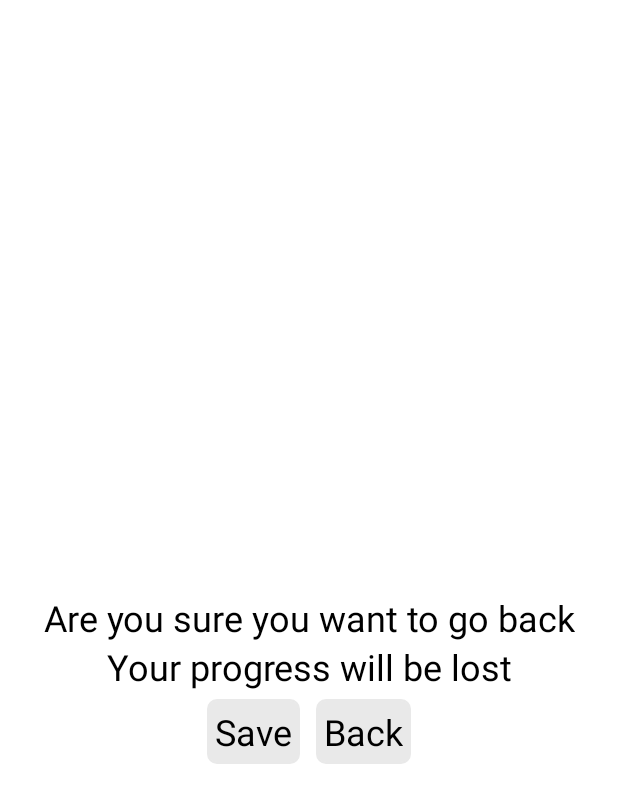
After one commit to shivamsgithub/Make-Notes-App, an Android app: the layout back_save_dialog.xml on its own in the app's theme, with its tools: preview values and no code run, on a phone screen of 412 x 824 dp. The commit adds this screen. Shown: the top 803 px of the screen. Run offline under Robolectric (Android 15) with nearby library versions, the phone set to English and light mode, and no system bars.

Commit message:
Worked on deleting notes, save or discard, screen flow

```diff
--- /dev/null
+++ b/app/src/main/res/layout/back_save_dialog.xml
@@ -0,0 +1,68 @@
+<?xml version="1.0" encoding="utf-8"?>
+<RelativeLayout
+    xmlns:android="http://schemas.android.com/apk/res/android"
+    android:layout_width="match_parent"
+    android:layout_height="match_parent"
+    android:paddingHorizontal="20dp"
+    android:paddingVertical="30dp">
+
+    <TextView
+        android:id="@+id/delete_sure"
+        android:layout_width="wrap_content"
+        android:layout_height="wrap_content"
+        android:layout_centerInParent="true"
+        android:layout_centerHorizontal="true"
+        android:gravity="center"
+        android:text="Are you sure you want to go back"
+        android:textColor="@color/black"
+        android:textSize="24sp" />
+
+    <TextView
+        android:id="@+id/delete_sure_msg"
+        android:layout_width="wrap_content"
+        android:layout_height="wrap_content"
+        android:layout_below="@id/delete_sure"
+        android:gravity="center"
+        android:layout_centerHorizontal="true"
+        android:text="Your progress will be lost"
+        android:textColor="@color/black"
+        android:textSize="24sp" />
+
+    <LinearLayout
+        android:layout_width="match_parent"
+        android:layout_height="wrap_content"
+        android:layout_centerHorizontal="true"
+        android:layout_below="@id/delete_sure_msg"
+        android:orientation="horizontal"
+        android:gravity="center_horizontal">
+
+        <TextView
+            android:id="@+id/tv_save"
+            android:layout_width="wrap_content"
+            android:layout_height="wrap_content"
+            android:layout_marginStart="5dp"
+            android:layout_marginTop="5dp"
+            android:layout_marginEnd="5dp"
+            android:layout_marginBottom="5dp"
+            android:text="Save"
+            android:padding="5dp"
+            android:background="@drawable/edit_text_bg"
+            android:backgroundTint="#E9E9E9"
+            android:textColor="@color/black"
+            android:textSize="24sp" />
+
+        <TextView
+            android:id="@+id/tv_back"
+            android:layout_width="wrap_content"
+            android:layout_height="wrap_content"
+            android:layout_margin="5dp"
+            android:padding="5dp"
+            android:background="@drawable/edit_text_bg"
+            android:backgroundTint="#E9E9E9"
+            android:text="Back"
+            android:textSize="24sp"
+            android:textColor="@color/black"/>
+
+    </LinearLayout>
+
+</RelativeLayout>
```
Also changed, not shown: app/src/main/java/com/shivam/androidtask/NotesAdapter.java (+47 -13 lines), app/src/main/java/com/shivam/androidtask/activity/AddNotesActivity.java (+50 -8 lines), app/src/main/java/com/shivam/androidtask/activity/HomeActivity.java (+13 -2 lines), app/src/main/res/layout/delete_dialog.xml (added, +58 -0 lines).
